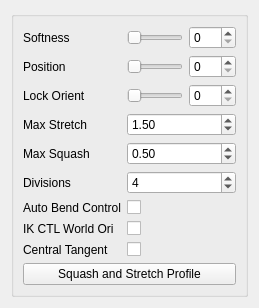
Before: the Qt Designer form scripts/mgear/shifter_epic_components/EPIC_spine_01/settingsUI.ui in mgear-dev/shifter_epic_components, drawn with Qt 5.
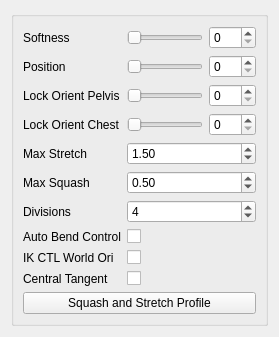
After: the same form once the commit is applied.

Commit message: orientation lock options for pelvis and chest #3:

Patch:
```diff
--- a/scripts/mgear/shifter_epic_components/EPIC_spine_01/settingsUI.ui
+++ b/scripts/mgear/shifter_epic_components/EPIC_spine_01/settingsUI.ui
@@ -6,8 +6,8 @@
    <rect>
     <x>0</x>
     <y>0</y>
-    <width>259</width>
-    <height>284</height>
+    <width>279</width>
+    <height>308</height>
    </rect>
   </property>
   <property name="windowTitle">
@@ -19,10 +19,6 @@
      <property name="title">
       <string/>
      </property>
-     <layout class="QGridLayout" name="gridLayout_2">
-      <item row="0" column="0">
-       <layout class="QVBoxLayout" name="verticalLayout">
-        <item>
          <layout class="QFormLayout" name="formLayout">
           <item row="0" column="0">
            <widget class="QLabel" name="softness_label">
@@ -95,7 +91,7 @@
           <item row="2" column="0">
            <widget class="QLabel" name="softness_label_3">
             <property name="text">
-             <string>Lock Orient</string>
+         <string>Lock Orient Pelvis</string>
             </property>
            </widget>
           </item>
@@ -127,6 +123,40 @@
            </layout>
           </item>
           <item row="3" column="0">
+       <widget class="QLabel" name="softness_label_4">
+        <property name="text">
+         <string>Lock Orient Chest</string>
+        </property>
+       </widget>
+      </item>
+      <item row="3" column="1">
+       <layout class="QHBoxLayout" name="horizontalLayout_6">
+        <item>
+         <widget class="QSlider" name="lockOri_chest_slider">
+          <property name="minimumSize">
+           <size>
+            <width>0</width>
+            <height>15</height>
+           </size>
+          </property>
+          <property name="maximum">
+           <number>100</number>
+          </property>
+          <property name="orientation">
+           <enum>Qt::Horizontal</enum>
+          </property>
+         </widget>
+        </item>
+        <item>
+         <widget class="QSpinBox" name="lockOri_chest_spinBox">
+          <property name="maximum">
+           <number>100</number>
+          </property>
+         </widget>
+        </item>
+       </layout>
+      </item>
+      <item row="4" column="0">
            <widget class="QLabel" name="maxStretch_label">
             <property name="sizePolicy">
              <sizepolicy hsizetype="MinimumExpanding" vsizetype="MinimumExpanding">
@@ -139,7 +169,7 @@
             </property>
            </widget>
           </item>
-          <item row="3" column="1">
+      <item row="4" column="1">
            <widget class="QDoubleSpinBox" name="maxStretch_spinBox">
             <property name="sizePolicy">
              <sizepolicy hsizetype="MinimumExpanding" vsizetype="Fixed">
@@ -158,7 +188,7 @@
             </property>
            </widget>
           </item>
-          <item row="4" column="0">
+      <item row="5" column="0">
            <widget class="QLabel" name="maxSquash_label">
             <property name="sizePolicy">
              <sizepolicy hsizetype="MinimumExpanding" vsizetype="MinimumExpanding">
@@ -171,7 +201,7 @@
             </property>
            </widget>
           </item>
-          <item row="4" column="1">
+      <item row="5" column="1">
            <widget class="QDoubleSpinBox" name="maxSquash_spinBox">
             <property name="sizePolicy">
              <sizepolicy hsizetype="MinimumExpanding" vsizetype="Fixed">
@@ -193,14 +223,14 @@
             </property>
            </widget>
           </item>
-          <item row="5" column="0">
+      <item row="6" column="0">
            <widget class="QLabel" name="divisions_label">
             <property name="text">
              <string>Divisions</string>
             </property>
            </widget>
           </item>
-          <item row="5" column="1">
+      <item row="6" column="1">
            <widget class="QSpinBox" name="division_spinBox">
             <property name="sizePolicy">
              <sizepolicy hsizetype="Expanding" vsizetype="Fixed">
@@ -219,35 +249,28 @@
             </property>
            </widget>
           </item>
-          <item row="6" column="1">
-           <widget class="QCheckBox" name="autoBend_checkBox">
-            <property name="text">
-             <string/>
-            </property>
-           </widget>
-          </item>
-          <item row="6" column="0">
+      <item row="7" column="0">
            <widget class="QLabel" name="autoBend_label">
             <property name="text">
              <string>Auto Bend Control</string>
             </property>
            </widget>
           </item>
-          <item row="8" column="1">
-           <widget class="QCheckBox" name="centralTangent_checkBox">
-            <property name="text">
-             <string/>
-            </property>
-           </widget>
-          </item>
-          <item row="8" column="0">
-           <widget class="QLabel" name="centralTangent_label">
-            <property name="text">
-             <string>Central Tangent</string>
-            </property>
-           </widget>
-          </item>
           <item row="7" column="1">
+       <widget class="QCheckBox" name="autoBend_checkBox">
+        <property name="text">
+         <string/>
+        </property>
+       </widget>
+      </item>
+      <item row="8" column="0">
+       <widget class="QLabel" name="autoBend_label_2">
+        <property name="text">
+         <string>IK CTL World Ori</string>
+        </property>
+       </widget>
+      </item>
+      <item row="8" column="1">
            <widget class="QCheckBox" name="IKWorldOri_checkBox">
             <property name="toolTip">
              <string>&lt;html&gt;&lt;head/&gt;&lt;body&gt;&lt;p&gt;If checked the IK controls will be oriented to world space in XYZ&lt;/p&gt;&lt;/body&gt;&lt;/html&gt;</string>
@@ -257,16 +280,21 @@
             </property>
            </widget>
           </item>
-          <item row="7" column="0">
-           <widget class="QLabel" name="autoBend_label_2">
+      <item row="9" column="0">
+       <widget class="QLabel" name="centralTangent_label">
             <property name="text">
-             <string>IK CTL World Ori</string>
+         <string>Central Tangent</string>
             </property>
            </widget>
           </item>
-         </layout>
-        </item>
-        <item>
+      <item row="9" column="1">
+       <widget class="QCheckBox" name="centralTangent_checkBox">
+        <property name="text">
+         <string/>
+        </property>
+       </widget>
+      </item>
+      <item row="10" column="0" colspan="2">
          <widget class="QPushButton" name="squashStretchProfile_pushButton">
           <property name="text">
            <string>Squash and Stretch Profile</string>
@@ -274,8 +302,6 @@
          </widget>
         </item>
        </layout>
-      </item>
-     </layout>
     </widget>
    </item>
   </layout>
```
Left out of the diff: 12 changed lines with no effect on the pictures. Lines whose indentation alone changed are shown as unchanged. The commit also changes 3 other files.
